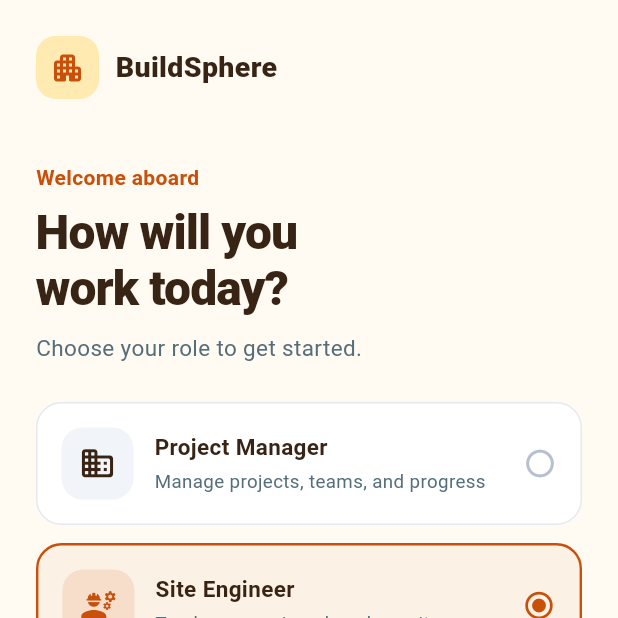
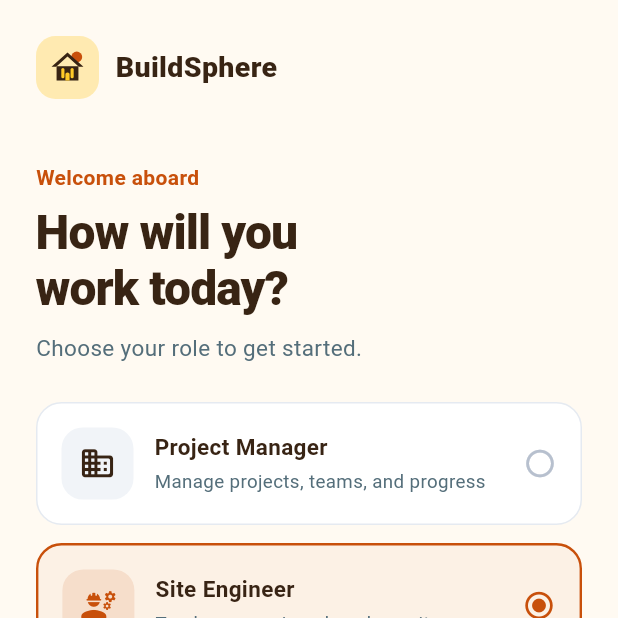
Before and after one commit to technovahub2025/bskapp, a Flutter app: the screen it shows after launch, after a tap on "Site Engineer", on a phone screen of 412 x 824 dp, the top half of it. Run offline on Flutter 3.47's test engine with Material 3 defaults, Android fonts, the phone set to English and light mode, and no system bars; our stand-ins replace flutter_secure_storage, image_picker.

Commit message:
Add BuildSphere logo component and update UI references in splash and role selection screens

```diff
--- /dev/null
+++ b/lib/app/build_sphere_logo.dart
@@ -0,0 +1,69 @@
+import 'package:flutter/material.dart';
+
+import 'app_theme.dart';
+
+/// Compact, scalable BuildSphere construction mark for splash and app headers.
+class BuildSphereLogo extends StatelessWidget {
+  const BuildSphereLogo({super.key, this.size = 48});
+
+  final double size;
+
+  @override
+  Widget build(BuildContext context) => CustomPaint(
+        size: Size.square(size),
+        painter: _BuildSphereLogoPainter(),
+      );
+}
+
+class _BuildSphereLogoPainter extends CustomPainter {
+  @override
+  void paint(Canvas canvas, Size size) {
+    final sx = size.width;
+    final sy = size.height;
+    Offset p(double x, double y) => Offset(x * sx, y * sy);
+    final navy = Paint()..color = AppTheme.navy;
+    final orange = Paint()..color = AppTheme.orange;
+    final yellow = Paint()..color = AppTheme.yellow;
+
+    // Sphere/sun tucked behind the structure.
+    canvas.drawCircle(p(.72, .25), sx * .13, orange);
+
+    // Roof and building silhouette.
+    final roof = Path()
+      ..moveTo(p(.12, .48).dx, p(.12, .48).dy)
+      ..lineTo(p(.50, .14).dx, p(.50, .14).dy)
+      ..lineTo(p(.88, .48).dx, p(.88, .48).dy)
+      ..lineTo(p(.77, .48).dx, p(.77, .48).dy)
+      ..lineTo(p(.50, .24).dx, p(.50, .24).dy)
+      ..lineTo(p(.23, .48).dx, p(.23, .48).dy)
+      ..close();
+    canvas.drawPath(roof, navy);
+
+    final building = Path()
+      ..moveTo(p(.24, .47).dx, p(.24, .47).dy)
+      ..lineTo(p(.76, .47).dx, p(.76, .47).dy)
+      ..lineTo(p(.76, .81).dx, p(.76, .81).dy)
+      ..lineTo(p(.24, .81).dx, p(.24, .81).dy)
+      ..close();
+    canvas.drawPath(building, navy);
+
+    // Golden doorway and structural bays create the recognizable B/S rhythm.
+    final detail = Paint()
+      ..color = AppTheme.yellow
+      ..style = PaintingStyle.stroke
+      ..strokeWidth = size.width * .075
+      ..strokeCap = StrokeCap.round;
+    canvas.drawLine(p(.39, .55), p(.39, .72), detail);
+    canvas.drawLine(p(.61, .55), p(.61, .72), detail);
+    final door = Path()
+      ..moveTo(p(.45, .81).dx, p(.81, .81).dy)
+      ..lineTo(p(.45, .65).dx, p(.45, .65).dy)
+      ..quadraticBezierTo(p(.50, .59).dx, p(.50, .59).dy, p(.55, .65).dx, p(.55, .65).dy)
+      ..lineTo(p(.55, .81).dx, p(.55, .81).dy)
+      ..close();
+    canvas.drawPath(door, yellow);
+  }
+
+  @override
+  bool shouldRepaint(covariant CustomPainter oldDelegate) => false;
+}
--- a/lib/features/auth/presentation/role_selection_screen.dart
+++ b/lib/features/auth/presentation/role_selection_screen.dart
@@ -1,6 +1,7 @@
 import 'package:flutter/material.dart';
 
 import '../../../app/app_theme.dart';
+import '../../../app/build_sphere_logo.dart';
 import '../domain/app_role.dart';
 import '../domain/auth_repository.dart';
 import '../../projects/domain/project_repository.dart';
@@ -27,7 +28,7 @@ class _RoleSelectionScreenState extends State<RoleSelectionScreen> {
         padding: const EdgeInsets.fromLTRB(24, 24, 24, 20),
         child: ConstrainedBox(constraints: BoxConstraints(minHeight: constraints.maxHeight - 44), child: Column(crossAxisAlignment: CrossAxisAlignment.start, children: [
           Row(children: [
-            Container(width: 42, height: 42, decoration: BoxDecoration(color: AppTheme.yellow.withValues(alpha: .32), borderRadius: BorderRadius.circular(13)), child: const Icon(Icons.apartment_rounded, color: AppTheme.orange)),
+            Container(width: 42, height: 42, padding: const EdgeInsets.all(7), decoration: BoxDecoration(color: AppTheme.yellow.withValues(alpha: .32), borderRadius: BorderRadius.circular(13)), child: const BuildSphereLogo(size: 28)),
             const SizedBox(width: 11), const Text('BuildSphere', style: TextStyle(fontSize: 19, fontWeight: FontWeight.w800, color: AppTheme.navy)),
           ]),
           const SizedBox(height: 42),
--- a/lib/features/auth/presentation/splash_screen.dart
+++ b/lib/features/auth/presentation/splash_screen.dart
@@ -3,6 +3,7 @@ import 'dart:async';
 import 'package:flutter/material.dart';
 
 import '../../../app/app_theme.dart';
+import '../../../app/build_sphere_logo.dart';
 import '../domain/auth_repository.dart';
 import '../../projects/domain/project_repository.dart';
 import 'role_selection_screen.dart';
@@ -38,7 +39,7 @@ class _SplashScreenState extends State<SplashScreen> {
         backgroundColor: AppTheme.navy,
         body: Center(
           child: Column(mainAxisSize: MainAxisSize.min, children: [
-            Container(width: 86, height: 86, decoration: BoxDecoration(color: AppTheme.yellow, borderRadius: BorderRadius.circular(26)), child: const Icon(Icons.apartment_rounded, color: AppTheme.navy, size: 45)),
+            Container(width: 86, height: 86, padding: const EdgeInsets.all(15), decoration: BoxDecoration(color: AppTheme.yellow, borderRadius: BorderRadius.circular(26)), child: const BuildSphereLogo(size: 56)),
             const SizedBox(height: 20),
             const Text('BUILDSPHERE', style: TextStyle(color: Colors.white, fontWeight: FontWeight.w800, fontSize: 22, letterSpacing: 3)),
             const SizedBox(height: 8),
```
Also changed, not shown: 2 other files.
